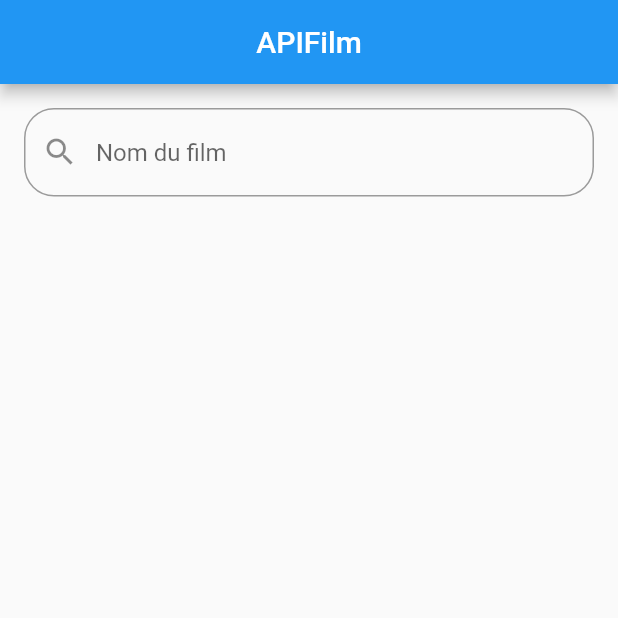
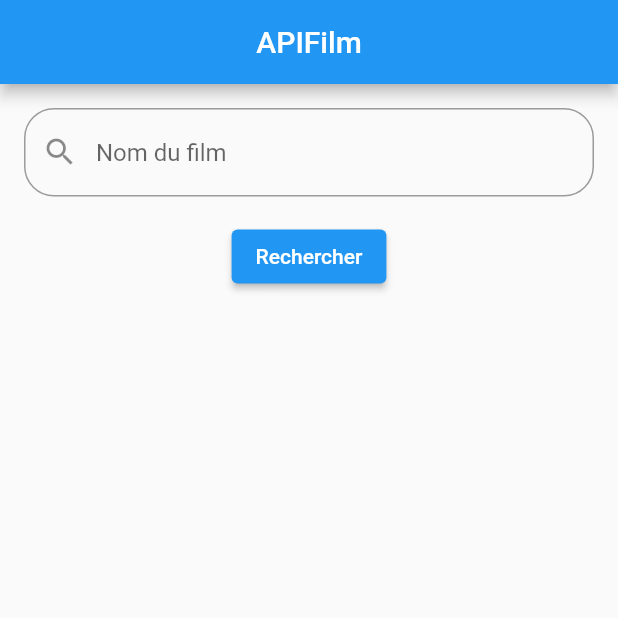
Before and after one commit to pierrebraem/BraemMedia, a Flutter app: the screen it shows after launch, on a phone screen of 412 x 824 dp, the top half of it. Run offline on Flutter 3.47's test engine with Material 2 defaults, Android fonts, the phone set to English and light mode, and no system bars.

Commit message:
UPDATE: programmation du bouton "Recherche"

```diff
--- a/lib/main.dart
+++ b/lib/main.dart
@@ -44,6 +44,12 @@ class _AccueilState extends State<Accueil>{
               ),
             ),
           ),
+          ElevatedButton(
+            onPressed: () {
+              ScaffoldMessenger.of(context).showSnackBar(const SnackBar(content: Text("Bouton de recherche fonctionnel")));
+            },
+            child: Text('Rechercher'),
+          ),
         ],
       ),
     );
```
